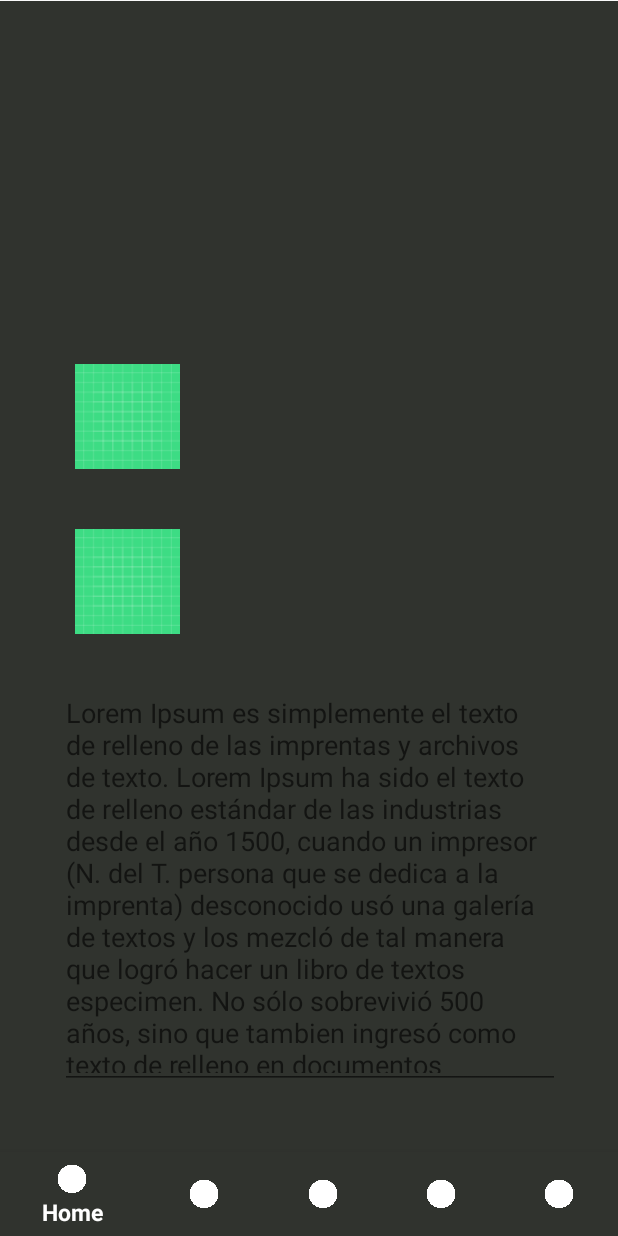
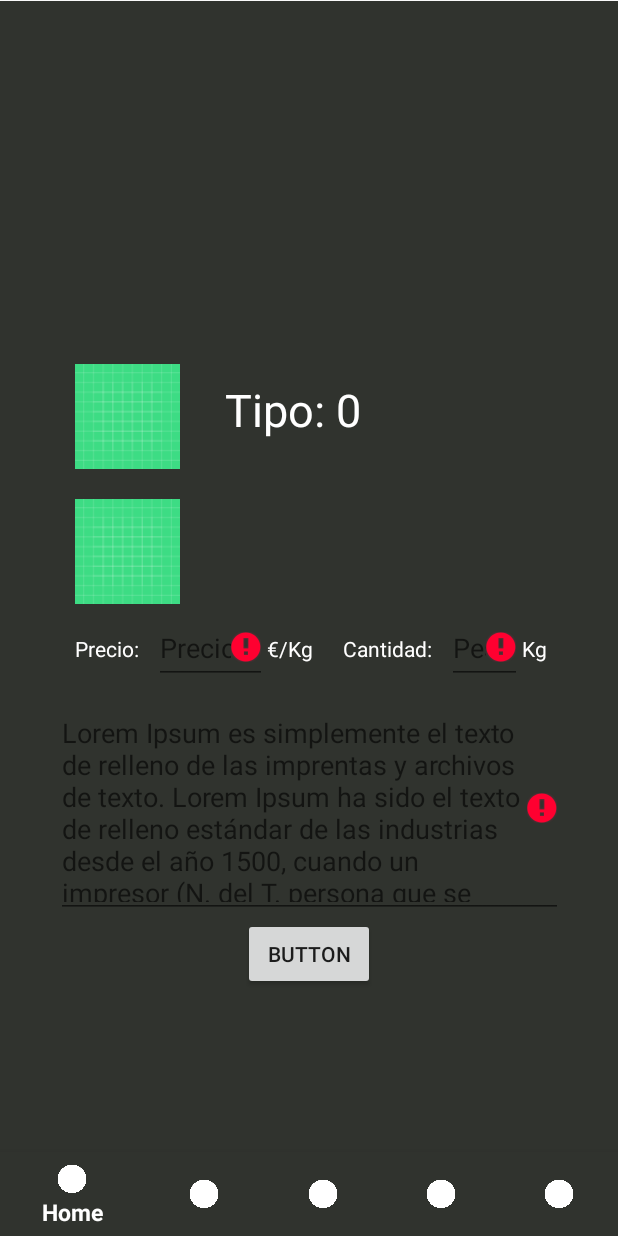
Before and after one commit to DoramasLemes/Ecolivina, an Android app: the fragment CrearFragment placed in its activity, on a phone screen of 412 x 824 dp. Run offline under Robolectric (Android 15) with nearby library versions, the phone set to English and light mode, and no system bars; our stand-ins replace Volley; network calls fail.

Commit message:
Actualizacion creacion de producto fragment

```diff
--- a/app/src/main/java/com/example/ecolivina/data/fragmentos/CrearFragment.java
+++ b/app/src/main/java/com/example/ecolivina/data/fragmentos/CrearFragment.java
@@ -12,16 +12,23 @@ import androidx.recyclerview.widget.RecyclerView;
 import android.view.LayoutInflater;
 import android.view.View;
 import android.view.ViewGroup;
+import android.widget.Button;
+import android.widget.EditText;
+import android.widget.TextView;
 import android.widget.Toast;
 
 import com.example.ecolivina.R;
 import com.example.ecolivina.data.MainActivity;
+import com.example.ecolivina.data.RegisterActivity;
 
 import java.util.ArrayList;
 import java.util.List;
 
 public class CrearFragment extends Fragment {
     int idtipo;
+    TextView textTipo, textCat;
+    EditText editPeso, editCantidad, editDescrip;
+    Button btnCrear;
     @Override
     public View onCreateView(LayoutInflater inflater, ViewGroup container,
                              Bundle savedInstanceState) {
@@ -34,7 +41,6 @@ public class CrearFragment extends Fragment {
 
         // Ocultamos el ConstraintLayout
         UILayout.setVisibility(View.INVISIBLE);
-
         // Cambiamos la altura del ConstraintLayout del main activity
         ConstraintLayout.LayoutParams newParams = (ConstraintLayout.LayoutParams) UILayout.getLayoutParams();
         newParams.height= 1;
@@ -48,7 +54,20 @@ public class CrearFragment extends Fragment {
             idtipo = bundle.getInt("idtipo");
             // hacer algo con el valor
         }
+
+
+
         Toast.makeText(getActivity(), "idtipo: "+idtipo, Toast.LENGTH_SHORT).show();
+
+        //Declaración de las variables necesarias
+        textTipo = view.findViewById(R.id.textTipo);
+        editPeso = view.findViewById(R.id.editPeso);
+        editCantidad = view.findViewById(R.id.editCantidad);
+        editDescrip = view.findViewById(R.id.editDescrip);
+        btnCrear = view.findViewById(R.id.btnCrear);
+
+        textTipo.setText("Tipo: "+idtipo);
+        campos();
 
         return view;
 
@@ -72,4 +91,22 @@ public class CrearFragment extends Fragment {
             UILayout.setLayoutParams(layoutParams);
         }
     };
-}
+
+    private void campos(){
+        //Validación de los campos
+            // Creamos el Array de todos los campos
+            EditText[] listCampos = {editPeso, editCantidad, editDescrip};
+
+            //Iteramos el array para ver si hay algun campo vacio
+            for (EditText listCampo : listCampos) {
+                String campoTxt = listCampo.getText().toString();
+                if (campoTxt.isEmpty()) {
+                    //Añadimos el error y avisamos al usuario
+                    listCampo.setError("El campo es obligatorio");
+                    Toast.makeText(getContext(), "Los campos son obligatorios", Toast.LENGTH_SHORT).show();
+                }else{
+
+                }
+            }
+        }
+    }
--- a/app/src/main/res/layout/fragment_crear.xml
+++ b/app/src/main/res/layout/fragment_crear.xml
@@ -25,7 +25,7 @@
         android:layout_width="wrap_content"
         android:layout_height="wrap_content"
         android:layout_marginStart="30dp"
-        android:layout_marginTop="50dp"
+        android:layout_marginTop="40dp"
         android:textColor="#FFFFFF"
         android:textSize="30sp"
         app:layout_constraintStart_toEndOf="@+id/imageViewTipo"
@@ -46,7 +46,7 @@
         android:layout_width="70dp"
         android:layout_height="70dp"
         android:layout_marginStart="50dp"
-        android:layout_marginTop="40dp"
+        android:layout_marginTop="20dp"
         android:src="@drawable/ic_launcher_background"
         app:layout_constraintStart_toStartOf="parent"
         app:layout_constraintTop_toBottomOf="@+id/imageViewTipo" />
@@ -56,21 +56,100 @@
         android:layout_width="wrap_content"
         android:layout_height="wrap_content"
         android:layout_marginStart="30dp"
-        android:layout_marginTop="70dp"
+        android:layout_marginTop="30dp"
         android:textColor="#FFFFFF"
         android:textSize="30sp"
         app:layout_constraintStart_toEndOf="@+id/imageViewCat"
-        app:layout_constraintTop_toBottomOf="@+id/textTipo" />
+        app:layout_constraintTop_toBottomOf="@+id/imageViewTipo" />
 
     <EditText
-        android:id="@+id/descripcion"
-        android:layout_width="333dp"
-        android:layout_height="273dp"
-        android:layout_marginStart="40dp"
-        android:layout_marginTop="30dp"
+        android:id="@+id/editDescrip"
+        android:layout_width="338dp"
+        android:layout_height="146dp"
+        android:layout_marginTop="10dp"
         android:ems="10"
         android:hint="Lorem Ipsum es simplemente el texto de relleno de las imprentas y archivos de texto. Lorem Ipsum ha sido el texto de relleno estándar de las industrias desde el año 1500, cuando un impresor (N. del T. persona que se dedica a la imprenta) desconocido usó una galería de textos y los mezcló de tal manera que logró hacer un libro de textos especimen. No sólo sobrevivió 500 años, sino que tambien ingresó como texto de relleno en documentos electrónicos, quedando esencialmente igual al original. Fue popularizado en los 60s con la creación de las hojas &quot;Letraset&quot;, las cuales contenian pasajes de Lorem Ipsum, y más recientemente con software de autoedición, como por ejemplo Aldus PageMaker, el cual incluye versiones de Lorem Ipsum."
         android:inputType="textMultiLine"
+        android:textColor="#FFFFFF"
+        app:layout_constraintEnd_toEndOf="parent"
+        app:layout_constraintStart_toStartOf="parent"
+        app:layout_constraintTop_toBottomOf="@+id/editPeso" />
+
+    <EditText
+        android:id="@+id/editPeso"
+        android:layout_width="75dp"
+        android:layout_height="48dp"
+        android:layout_marginStart="10dp"
+        android:layout_marginTop="5dp"
+        android:ems="10"
+        android:hint="@string/editPeso"
+        android:inputType="textPersonName"
+        android:textColor="#FFFFFF"
+        app:layout_constraintStart_toEndOf="@+id/textView3"
+        app:layout_constraintTop_toBottomOf="@+id/imageViewCat" />
+
+    <EditText
+        android:id="@+id/editCantidad"
+        android:layout_width="50dp"
+        android:layout_height="wrap_content"
+        android:layout_marginStart="10dp"
+        android:layout_marginTop="5dp"
+        android:ems="10"
+        android:hint="@string/editCant"
+        android:inputType="textPersonName"
+        android:minHeight="48dp"
+        android:textColor="#FFFFFF"
+        app:layout_constraintStart_toEndOf="@+id/textView4"
+        app:layout_constraintTop_toBottomOf="@+id/imageViewCat" />
+
+    <TextView
+        android:id="@+id/textView3"
+        android:layout_width="wrap_content"
+        android:layout_height="wrap_content"
+        android:layout_marginStart="50dp"
+        android:layout_marginTop="20dp"
+        android:text="Precio:"
+        android:textColor="#FFFFFF"
         app:layout_constraintStart_toStartOf="parent"
         app:layout_constraintTop_toBottomOf="@+id/imageViewCat" />
+
+    <TextView
+        android:id="@+id/textView4"
+        android:layout_width="wrap_content"
+        android:layout_height="wrap_content"
+        android:layout_marginStart="20dp"
+        android:layout_marginTop="20dp"
+        android:text="Cantidad:"
+        android:textColor="#FFFFFF"
+        app:layout_constraintStart_toEndOf="@+id/textView6"
+        app:layout_constraintTop_toBottomOf="@+id/imageViewCat" />
+
+    <TextView
+        android:id="@+id/textView5"
+        android:layout_width="wrap_content"
+        android:layout_height="wrap_content"
+        android:layout_marginTop="20dp"
+        android:text="Kg"
+        android:textColor="#FFFFFF"
+        app:layout_constraintStart_toEndOf="@+id/editCantidad"
+        app:layout_constraintTop_toBottomOf="@+id/imageViewCat" />
+
+    <TextView
+        android:id="@+id/textView6"
+        android:layout_width="wrap_content"
+        android:layout_height="wrap_content"
+        android:layout_marginTop="20dp"
+        android:text="€/Kg"
+        android:textColor="#FFFFFF"
+        app:layout_constraintStart_toEndOf="@+id/editPeso"
+        app:layout_constraintTop_toBottomOf="@+id/imageViewCat" />
+
+    <Button
+        android:id="@+id/btnCrear"
+        android:layout_width="wrap_content"
+        android:layout_height="wrap_content"
+        android:text="Button"
+        app:layout_constraintEnd_toEndOf="parent"
+        app:layout_constraintStart_toStartOf="parent"
+        app:layout_constraintTop_toBottomOf="@+id/editDescrip" />
 </androidx.constraintlayout.widget.ConstraintLayout>
--- a/app/src/main/res/values/strings.xml
+++ b/app/src/main/res/values/strings.xml
@@ -52,4 +52,6 @@
     <!-- TODO: Remove or change this placeholder text -->
     <string name="hello_blank_fragment">Hello blank fragment</string>
     <string name="categoria">categoria</string>
+    <string name="editPeso">Precio</string>
+    <string name="editCant">Peso</string>
 </resources>
```
